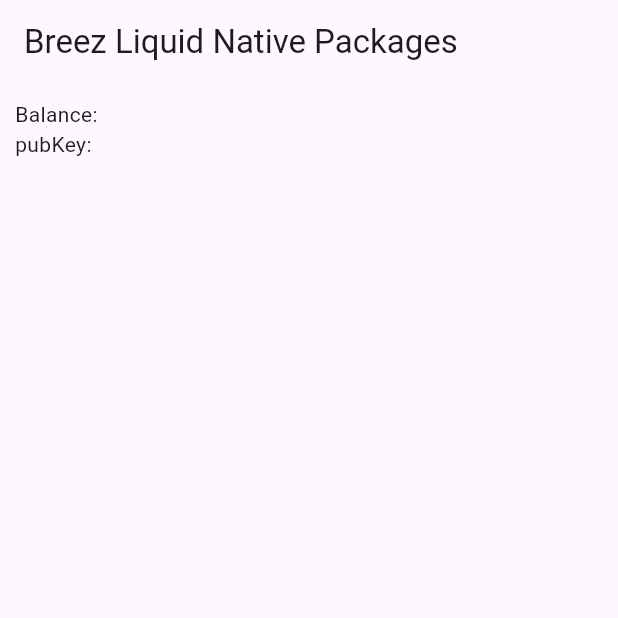
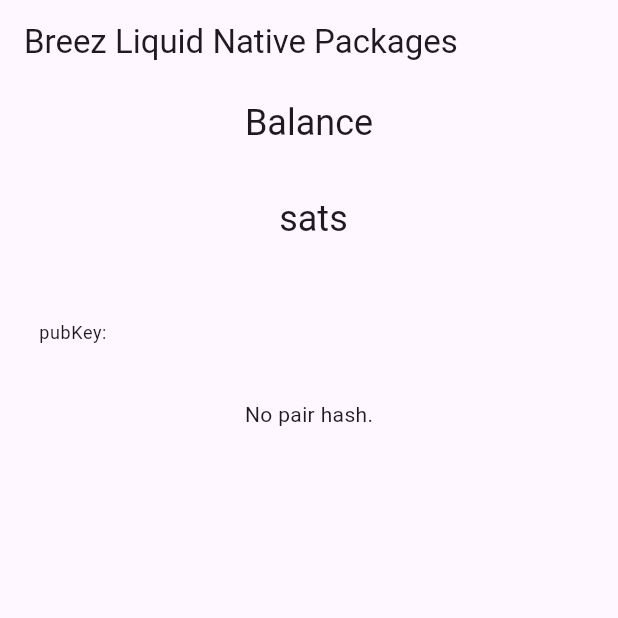
Before and after one commit to breez/breez_liquid_dart, a Flutter app: the screen it shows after launch, on a phone screen of 412 x 824 dp, the top half of it. Run offline on Flutter 3.47's test engine with Material 3 defaults, Android fonts, the phone set to English and light mode, and no system bars; missing offline and left inert: flutter_rust_bridge.

Commit message:
Update example project

```diff
--- a/packages/flutter_breez_liquid/example/lib/main.dart
+++ b/packages/flutter_breez_liquid/example/lib/main.dart
@@ -3,8 +3,22 @@
 import 'package:path_provider/path_provider.dart';
 
 void main() async {
+  WidgetsFlutterBinding.ensureInitialized();
   await initialize();
+  await initializeWallet();
   runApp(const MyApp());
+}
+
+const String mnemonic = "";
+
+Future initializeWallet() async {
+  assert(mnemonic.isNotEmpty, "Please enter your mnemonic.");
+  final dataDir = await getApplicationDocumentsDirectory();
+  await init(
+    mnemonic: mnemonic,
+    dataDir: dataDir.path,
+    network: Network.liquid,
+  );
 }
 
 class MyApp extends StatefulWidget {
@@ -15,18 +29,6 @@
 }
 
 class _MyAppState extends State<MyApp> {
-  static const String mnemonic =
-      "cute gallery debris flame service used expect poverty clarify window demise slim";
-
-  Future<Wallet> _initializeWallet() async {
-    final dataDir = await getApplicationDocumentsDirectory();
-    return (await Wallet.init(
-      mnemonic: mnemonic,
-      dataDir: dataDir.path,
-      network: Network.liquid,
-    )) as Wallet;
-  }
-
   @override
   Widget build(BuildContext context) {
     return MaterialApp(
@@ -36,21 +38,11 @@
         ),
         body: Padding(
           padding: const EdgeInsets.all(10),
-          child: FutureBuilder<Wallet>(
-            future: _initializeWallet(),
-            initialData: null,
-            builder: (context, walletSnapshot) {
-              if (walletSnapshot.hasError) {
-                return Text('Error: ${walletSnapshot.error}');
-              }
-
-              if (!walletSnapshot.hasData) {
-                return const Text('Loading...');
-              }
-              final wallet = walletSnapshot.data!;
-
-              return FutureBuilder<WalletInfo>(
-                future: wallet.getInfo(withScan: false),
+          child: SingleChildScrollView(
+            child: Column(
+              children: [
+                FutureBuilder<WalletInfo>(
+                  future: getInfo(withScan: false),
                   initialData: null,
                   builder: (context, snapshot) {
                     if (snapshot.hasError) {
@@ -66,10 +58,121 @@
                     }
                     final walletInfo = snapshot.data!;
 
-                  return Text("Balance: ${walletInfo.balanceSat}\npubKey: ${walletInfo.pubkey}");
-                },
+                    return Column(
+                      children: [
+                        Padding(
+                          padding: const EdgeInsets.symmetric(horizontal: 16.0),
+                          child: Text(
+                            "Balance",
+                            style: Theme.of(context).textTheme.headlineSmall,
+                          ),
+                        ),
+                        Padding(
+                          padding: const EdgeInsets.symmetric(vertical: 32.0),
+                          child: Center(
+                            child: Text(
+                              "${walletInfo.balanceSat} sats",
+                              style: Theme.of(context).textTheme.headlineSmall,
+                            ),
+                          ),
+                        ),
+                        ListTile(
+                          title: Text(
+                            "pubKey: ${walletInfo.pubkey}",
+                            style: Theme.of(context).textTheme.bodySmall,
+                          ),
+                        ),
+                      ],
                     );
                   },
+                ),
+                const SizedBox(height: 16.0),
+                FutureBuilder<PrepareReceiveResponse>(
+                  future: prepareReceivePayment(
+                    req: const PrepareReceiveRequest(
+                      receiverAmountSat: 1000,
+                    ),
+                  ),
+                  initialData: null,
+                  builder: (context, snapshot) {
+                    if (snapshot.hasError) {
+                      return Text('Error: ${snapshot.error}');
+                    }
+
+                    if (!snapshot.hasData) {
+                      return const Text('Loading...');
+                    }
+
+                    if (snapshot.requireData.pairHash.isEmpty) {
+                      return const Text('No pair hash.');
+                    }
+                    final prepareReceiveResponse = snapshot.data!;
+                    debugPrint(prepareReceiveResponse.pairHash);
+
+                    return Column(
+                      children: [
+                        Padding(
+                          padding: const EdgeInsets.symmetric(horizontal: 16.0),
+                          child: Text(
+                            "Preparing a receive payment of 1000 sats",
+                            style: Theme.of(context).textTheme.headlineSmall,
+                          ),
+                        ),
+                        ListTile(
+                          title: Text("Pair Hash: ${prepareReceiveResponse.pairHash}"),
+                        ),
+                        ListTile(
+                          title: Text("Payer Amount: ${prepareReceiveResponse.payerAmountSat} (in sats)"),
+                        ),
+                        ListTile(
+                          title: Text("Fees: ${prepareReceiveResponse.feesSat} (in sats)"),
+                        ),
+                        const SizedBox(height: 16.0),
+                        FutureBuilder<ReceivePaymentResponse>(
+                          future: receivePayment(req: prepareReceiveResponse),
+                          initialData: null,
+                          builder: (context, snapshot) {
+                            if (snapshot.hasError) {
+                              return Text('Error: ${snapshot.error}');
+                            }
+
+                            if (!snapshot.hasData) {
+                              return const Text('Loading...');
+                            }
+
+                            if (snapshot.requireData.id.isEmpty) {
+                              return const Text('Missing invoice id');
+                            }
+
+                            final receivePaymentResponse = snapshot.data!;
+                            debugPrint("Invoice ID: ${receivePaymentResponse.id}");
+                            debugPrint("Invoice: ${receivePaymentResponse.invoice}");
+
+                            return Column(
+                              children: [
+                                Padding(
+                                  padding: const EdgeInsets.symmetric(horizontal: 16.0),
+                                  child: Text(
+                                    "Invoice for receive payment of 1000 sats",
+                                    style: Theme.of(context).textTheme.headlineSmall,
+                                  ),
+                                ),
+                                ListTile(
+                                  title: Text("Invoice ID: ${receivePaymentResponse.id}"),
+                                ),
+                                ListTile(
+                                  title: Text("Invoice: ${receivePaymentResponse.invoice}"),
+                                ),
+                              ],
+                            );
+                          },
+                        ),
+                      ],
+                    );
+                  },
+                ),
+              ],
+            ),
           ),
         ),
       ),
```
Lines whose indentation alone changed are shown as unchanged.
